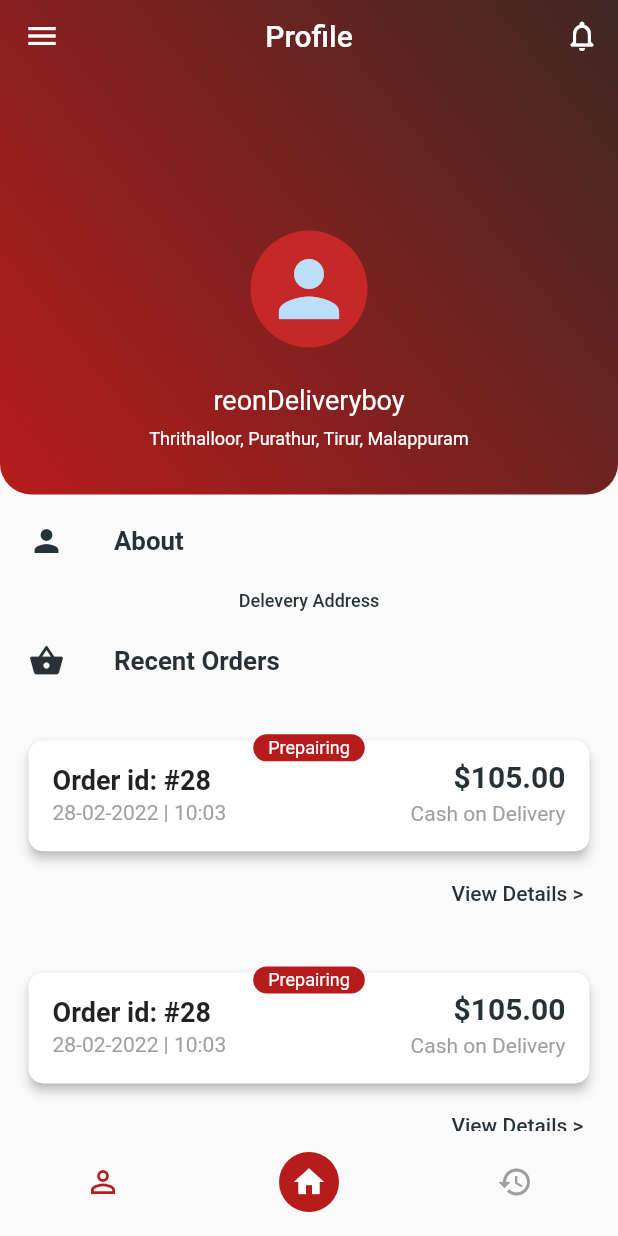
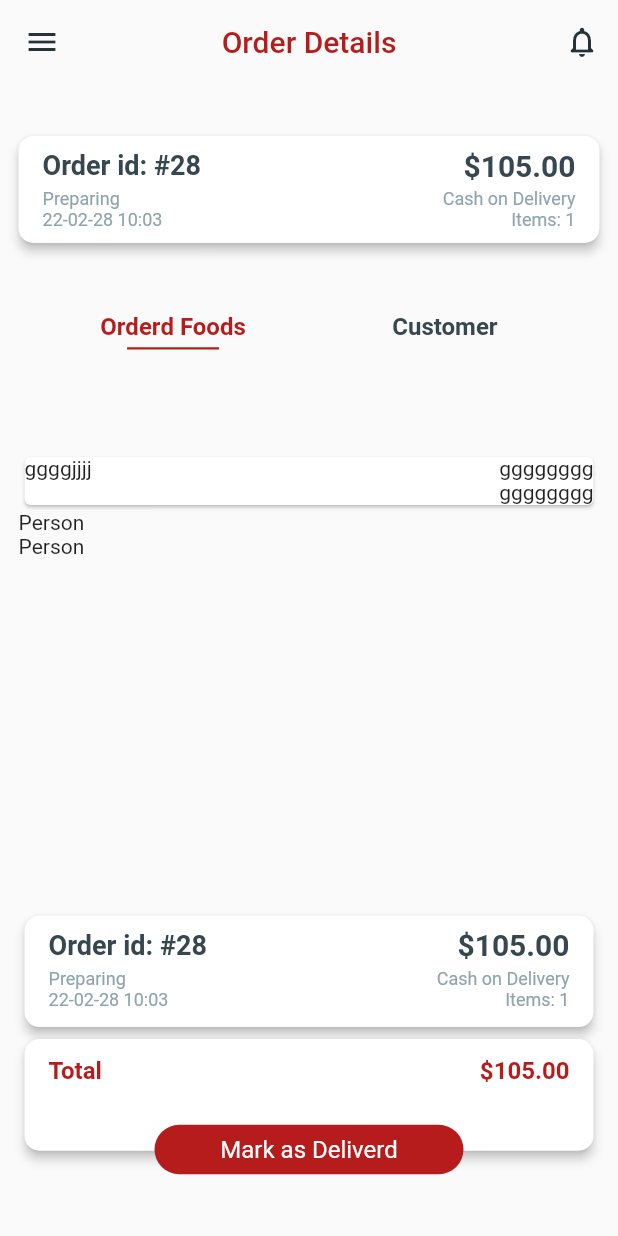
Before and after one commit to jezeel/pmj_rreon_task, a Flutter app: the MainScreen screen opened directly, after a tap on "View Details >", on a phone screen of 412 x 824 dp. Run offline on Flutter 3.47's test engine with Material 2 defaults, Android fonts, the phone set to English and light mode, and no system bars; our stand-ins replace google_fonts, responsive_sizer.

Commit message:
order details page added

```diff
--- a/lib/precentation/order/order_details/order_details.dart
+++ b/lib/precentation/order/order_details/order_details.dart
@@ -0,0 +1,322 @@
+import 'package:flutter/material.dart';
+import 'package:pmj_reon_project/precentation/widgets/appBar/app_bar.dart';
+import 'package:responsive_sizer/responsive_sizer.dart';
+
+class OrderDetails extends StatefulWidget {
+  const OrderDetails({Key? key}) : super(key: key);
+
+  @override
+  State<OrderDetails> createState() => _OrderDetailsState();
+}
+
+class _OrderDetailsState extends State<OrderDetails>
+    with TickerProviderStateMixin {
+  Card itemsCard(){
+    return Card(
+      child: Row(
+        mainAxisAlignment: MainAxisAlignment.spaceBetween,
+        crossAxisAlignment: CrossAxisAlignment.start,
+        children: [
+          SizedBox(
+            child: Text("ggggjjjj"),
+          ),
+          Column(
+            children: [
+              Row(
+                children: [
+                  Text("gggg"),
+                  Text("gggg"),
+                ],
+              ),
+              Row(
+                children: [
+                  Text("gggg"),
+                  Text("gggg"),
+                ],
+              ),
+            ],
+          )
+        ],
+      ),
+    );
+  }
+  TabController? _tabController;
+
+  @override
+  void initState() {
+    _tabController = TabController(length: 2, vsync: this);
+    super.initState();
+  }
+
+  @override
+  Widget build(BuildContext context) {
+    return Scaffold(
+      extendBodyBehindAppBar: true,
+      appBar: PreferredSize(
+          preferredSize: Size.fromHeight(7.h),
+          child: AppBar4All(
+            appbarTitle: "Order Details",
+          )),
+      body: Padding(
+        padding: EdgeInsets.symmetric(horizontal: 3.w),
+        child: Stack(
+          alignment: Alignment.bottomCenter,
+          children: [
+            Column(
+              crossAxisAlignment: CrossAxisAlignment.center,
+              children: [
+                Card(
+                  margin: EdgeInsets.only(top: 11.h),
+                  shape: RoundedRectangleBorder(
+                    borderRadius: BorderRadius.circular(10),
+                  ),
+                  elevation: 3,
+                  child: ListTile(
+                      title: Column(
+                    children: [
+                      SizedBox(
+                        height: 0.5.h,
+                      ),
+                      Row(
+                        mainAxisAlignment: MainAxisAlignment.spaceBetween,
+                        children: const [
+                          Text(
+                            "Order id: #28",
+                            style: TextStyle(
+                                fontSize: 18,
+                                fontWeight: FontWeight.w600,
+                                color: Color(0xff37474f)),
+                          ),
+                          Text(
+                            "\$105.00",
+                            style: TextStyle(
+                                fontSize: 20,
+                                fontWeight: FontWeight.bold,
+                                color: Color(0xff37474f)),
+                            //0xff37474f
+                          ),
+                        ],
+                      ),
+                      SizedBox(
+                        height: 0.5.h,
+                      ),
+                      Row(
+                        mainAxisAlignment: MainAxisAlignment.spaceBetween,
+                        children: const [
+                          Text(
+                            "Preparing",
+                            style:
+                                TextStyle(color: Color(0xff90a4ae), fontSize: 12),
+                          ),
+                          Text(
+                            "Cash on Delivery",
+                            style:
+                                TextStyle(color: Color(0xff90a4ae), fontSize: 12),
+                          )
+                        ],
+                      ),
+                      Row(
+                        mainAxisAlignment: MainAxisAlignment.spaceBetween,
+                        children: const [
+                          Text(
+                            "22-02-28 10:03",
+                            style:
+                                TextStyle(color: Color(0xff90a4ae), fontSize: 12),
+                          ),
+                          Text(
+                            "Items: 1",
+                            style:
+                                TextStyle(color: Color(0xff90a4ae), fontSize: 12),
+                          )
+                        ],
+                      ),
+                      SizedBox(
+                        height: 0.5.h,
+                      ),
+                    ],
+                  )),
+                ),
+                SizedBox(
+                  height: 4.h,
+                ),
+                TabBar(
+                  indicator: UnderlineTabIndicator(
+                      borderSide: BorderSide(color: Color(0xffb71c1c), width: 1.5),
+                      insets: EdgeInsets.only(right: 60, left: 60, bottom: 10)),
+                  padding: EdgeInsets.symmetric(horizontal: 3.w),
+                  unselectedLabelColor: Colors.blueGrey[800],
+                  labelColor: Colors.red[900],
+                  tabs: [
+                    Tab(
+                      icon: Text(
+                        "Orderd Foods",
+                        style: TextStyle(fontWeight: FontWeight.bold, fontSize: 16),
+                      ),
+                    ),
+                    Tab(
+                      icon: Text(
+                        "Customer",
+                        style: TextStyle(fontWeight: FontWeight.bold, fontSize: 16),
+                      ),
+                    )
+                  ],
+                  controller: _tabController,
+                  indicatorSize: TabBarIndicatorSize.tab,
+                ),
+                SizedBox(
+                  height: 44.h,
+                  child: TabBarView(
+                    children: [ListView(
+                      children: [
+                        itemsCard(),
+                        Text('Person'),
+                        Text('Person')
+                      ],
+                    ),
+                      ListView(
+                        children: [
+                          Text('Person'),
+                          Text('Person')
+                        ],
+                      ),],
+                    controller: _tabController,
+                  ),
+                ),
+                Container(
+                  margin: EdgeInsets.only(top: 0.1.h),
+                  height: 10.h,
+                  child: Card(
+                    shape: RoundedRectangleBorder(
+                      borderRadius: BorderRadius.circular(10),
+                    ),
+                    elevation: 3,
+                    child: ListTile(
+                      title: Column(
+                        children: [
+                          SizedBox(
+                            height: 0.5.h,
+                          ),
+                          Row(
+                            mainAxisAlignment: MainAxisAlignment.spaceBetween,
+                            children: const [
+                              Text(
+                                "Order id: #28",
+                                style: TextStyle(
+                                    fontSize: 18,
+                                    fontWeight: FontWeight.w600,
+                                    color: Color(0xff37474f)),
+                              ),
+                              Text(
+                                "\$105.00",
+                                style: TextStyle(
+                                    fontSize: 20,
+                                    fontWeight: FontWeight.bold,
+                                    color: Color(0xff37474f)),
+                                //0xff37474f
+                              ),
+                            ],
+                          ),
+                          SizedBox(
+                            height: 0.5.h,
+                          ),
+                          Row(
+                            mainAxisAlignment: MainAxisAlignment.spaceBetween,
+                            children: const [
+                              Text(
+                                "Preparing",
+                                style: TextStyle(
+                                    color: Color(0xff90a4ae), fontSize: 12),
+                              ),
+                              Text(
+                                "Cash on Delivery",
+                                style: TextStyle(
+                                    color: Color(0xff90a4ae), fontSize: 12),
+                              )
+                            ],
+                          ),
+                          Row(
+                            mainAxisAlignment: MainAxisAlignment.spaceBetween,
+                            children: const [
+                              Text(
+                                "22-02-28 10:03",
+                                style: TextStyle(
+                                    color: Color(0xff90a4ae), fontSize: 12),
+                              ),
+                              Text(
+                                "Items: 1",
+                                style: TextStyle(
+                                    color: Color(0xff90a4ae), fontSize: 12),
+                              )
+                            ],
+                          ),
+                          SizedBox(
+                            height: 0.5.h,
+                          ),
+                        ],
+                      ),
+                    ),
+                  ),
+                ),
+                SizedBox(
+                  height: 10.h,
+                  child: Card(
+                    shape: RoundedRectangleBorder(
+                      borderRadius: BorderRadius.circular(10),
+                    ),
+                    elevation: 3,
+                    child: ListTile(
+                      title: Column(
+                        children: [
+                          SizedBox(
+                            height: 0.9.h,
+                          ),
+                          Row(
+                            mainAxisAlignment: MainAxisAlignment.spaceBetween,
+                            children: const [
+                              Text(
+                                "Total",
+                                style: TextStyle(
+                                    fontSize: 16,
+                                    fontWeight: FontWeight.bold,
+                                    color: Color(0xffb71c1c)),
+                              ),
+                              Text(
+                                "\$105.00",
+                                style: TextStyle(
+                                    fontSize: 16,
+                                    fontWeight: FontWeight.bold,
+                                    color: Color(0xffb71c1c)),
+                                //0xff37474f
+                              ),
+                            ],
+                          ),
+                          SizedBox(
+                            height: 0.5.h,
+                          ),
+                        ],
+                      ),
+                    ),
+                  ),
+                ),
+              ],
+            ),
+            Container(
+              margin: EdgeInsets.only(bottom: 5.h),
+              width: 50.w,
+              height: 4.h,
+              decoration: BoxDecoration(
+                color: Color(0xffb71c1c),
+                borderRadius: BorderRadius.all(Radius.circular(20)),
+              ),
+              child: Center(
+                  child: Text(
+                    "Mark as Deliverd",
+                    style: TextStyle(color: Colors.white, fontSize: 16),
+                  )),
+            )
+          ],
+        ),
+      ),
+    );
+  }
+}
--- a/lib/precentation/profile/profile_screen.dart
+++ b/lib/precentation/profile/profile_screen.dart
@@ -26,7 +26,7 @@ class _ProfilePageState extends State<ProfilePage> {
           decoration: BoxDecoration(
             borderRadius: BorderRadius.only(
                 bottomLeft: Radius.circular(2.5.h),
-                bottomRight: Radius.circular(2.5.h)),
+                bottomRight: Radius.circular(2.5.h),),
             gradient: LinearGradient(
               begin: Alignment.topRight,
               end: Alignment.bottomLeft,
@@ -44,7 +44,7 @@ class _ProfilePageState extends State<ProfilePage> {
                 radius: 39.0,
                 backgroundColor: Colors.red[800],
                 child: ClipRRect(
-                  child: Icon(
+                  child: const Icon(
                     Icons.person,
                     size: 60,
                   ),
--- a/lib/precentation/widgets/order_taile_widget/order_taile_widget.dart
+++ b/lib/precentation/widgets/order_taile_widget/order_taile_widget.dart
@@ -1,4 +1,5 @@
 import 'package:flutter/material.dart';
+import 'package:pmj_reon_project/precentation/order/order_details/order_details.dart';
 
 class OrderTaileWidget extends StatelessWidget {
   const OrderTaileWidget({Key? key}) : super(key: key);
@@ -23,7 +24,7 @@ class OrderTaileWidget extends StatelessWidget {
                     children:  const [
                       Text(
                         "\$105.00",
-                        style: TextStyle(fontSize: 20, fontWeight: FontWeight.bold, color: Color(0xff263238)),
+                        style: TextStyle(fontSize: 20, fontWeight: FontWeight.bold, color: Color(0xff37474f)),
                       ),
                       Padding(
                           padding: EdgeInsets.only(
@@ -71,8 +72,17 @@ class OrderTaileWidget extends StatelessWidget {
             Align(
               alignment: Alignment.topRight,
               child: TextButton(
-                onPressed: (){},
-                child: Text("View Details >", style: TextStyle(color: Colors.blueGrey.shade900),),
+                onPressed: (){
+                  Navigator.push(
+                    context,
+                    MaterialPageRoute(
+                      builder: (context) {
+                        return OrderDetails();
+                      },
+                    ),
+                  );
+                },
+                child: Text("View Details >", style: TextStyle(color: Color(0xff37474f)),),
               ),
             )
           ],
--- a/pubspec.yaml
+++ b/pubspec.yaml
@@ -60,6 +60,9 @@ flutter:
   uses-material-design: true
 
   # To add assets to your application, add an assets section, like this:
+
+assets:
+  - images/
   # assets:
   #   - images/a_dot_burr.jpeg
   #   - images/a_dot_ham.jpeg
```
Also changed, not shown: assets/images/629233.jpg (added).
